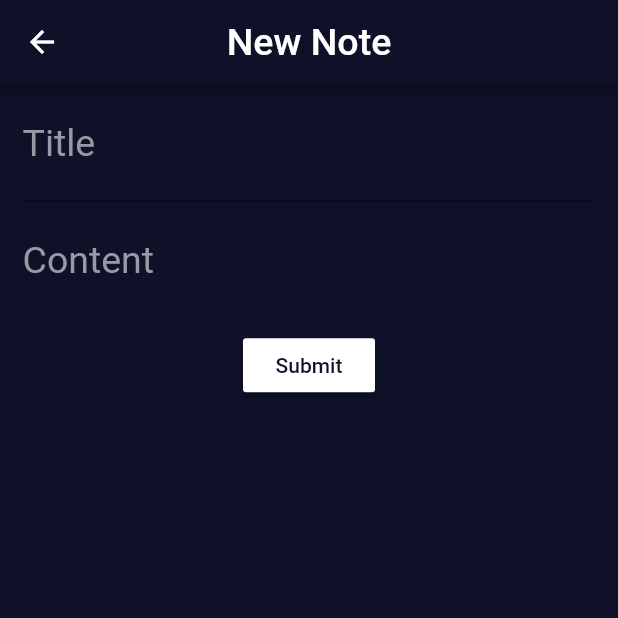
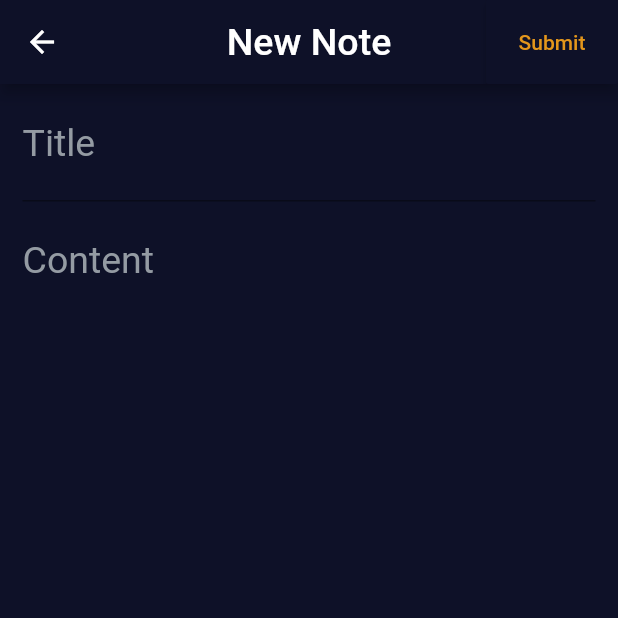
Before and after one commit to alochaus/Biji, a Flutter app: the screen it shows after launch, after a tap on the "edit" icon, on a phone screen of 412 x 824 dp, the top half of it. Run offline on Flutter 3.47's test engine with Material 2 defaults, Android fonts, the phone set to English and light mode, and no system bars.

Commit message:
minor ui changes

```diff
--- a/lib/components/BijiAppBar.dart
+++ b/lib/components/BijiAppBar.dart
@@ -1,13 +1,14 @@
-import 'package:biji/screens/Options.dart';
 import 'package:flutter/material.dart';
 
 class BijiAppBar extends StatelessWidget with PreferredSizeWidget {
-  final BuildContext context;
   final String title;
+  final Widget button;
+  final bool displayButton;
 
   BijiAppBar({
-    this.context,
     this.title,
+    this.button,
+    this.displayButton = false,
   });
 
   @override
@@ -19,22 +20,9 @@ class BijiAppBar extends StatelessWidget with PreferredSizeWidget {
         textAlign: TextAlign.center,
       ),
       centerTitle: true,
-      actions: (context != null)
-          ? <Widget>[
-              displayOptionsButton(),
-            ]
-          : null,
+      actions: displayButton ? <Widget>[button] : null,
     );
   }
-
-  IconButton displayOptionsButton() => IconButton(
-        icon: Icon(Icons.more_vert),
-        onPressed: () {
-          Navigator.push(context, MaterialPageRoute(builder: (context) {
-            return Options();
-          }));
-        },
-      );
 
   @override
   Size get preferredSize => Size.fromHeight(kToolbarHeight);
--- /dev/null
+++ b/lib/components/OptionsButton.dart
@@ -0,0 +1,16 @@
+import 'package:biji/screens/Options.dart';
+import 'package:flutter/material.dart';
+
+class OptionsButton extends StatelessWidget {
+  @override
+  Widget build(BuildContext context) {
+    return IconButton(
+      icon: Icon(Icons.more_vert),
+      onPressed: () {
+        Navigator.push(context, MaterialPageRoute(builder: (context) {
+          return Options();
+        }));
+      },
+    );
+  }
+}
--- /dev/null
+++ b/lib/components/SubmitButton.dart
@@ -0,0 +1,36 @@
+import 'package:biji/models/Note.dart';
+import 'package:biji/theme/Theme.dart';
+import 'package:flutter/material.dart';
+
+class SubmitButton extends StatelessWidget {
+  final TextEditingController title;
+  final TextEditingController content;
+
+  SubmitButton({
+    this.title,
+    this.content,
+  });
+
+  @override
+  Widget build(BuildContext context) {
+
+    return RaisedButton(
+      onPressed: () {
+        if (title != null && content != null) {
+          final Note note = Note(
+            title: title.text,
+            content: content.text,
+          );
+          Navigator.pop(context, note);
+        } else {
+          Navigator.pop(context);
+        }
+      },
+      child: Text(
+        'Submit',
+        style: TextStyle(color: Color(TD_D_DarkYellow)),
+      ),
+      color: Color(TD_D_DarkBlue),
+    );
+  }
+}
--- a/lib/screens/CreateNote.dart
+++ b/lib/screens/CreateNote.dart
@@ -1,6 +1,6 @@
 import 'package:biji/components/BijiAppBar.dart';
 import 'package:biji/components/InputField.dart';
-import 'package:biji/models/Note.dart';
+import 'package:biji/components/SubmitButton.dart';
 import 'package:flutter/material.dart';
 import 'package:flutter/services.dart';
 
@@ -13,39 +13,19 @@ class CreateNote extends StatelessWidget {
     return Scaffold(
       appBar: BijiAppBar(
         title: 'New Note',
+        displayButton: true,
+        button: SubmitButton(title: title, content: content),
       ),
       body: SingleChildScrollView(
         child: Column(
           children: <Widget>[
             titleInput(),
             contentInput(),
-            submitButton(context),
           ],
         ),
       ),
     );
   }
-
-  Padding submitButton(BuildContext context) => Padding(
-        padding: const EdgeInsets.fromLTRB(0, 7.0, 0, 7.0),
-        child: RaisedButton(
-          onPressed: () {
-            if (title != null && content != null) {
-              final Note note = Note(
-                title: title.text,
-                content: content.text,
-              );
-              Navigator.pop(context, note);
-            } else {
-              Navigator.pop(context);
-            }
-          },
-          child: Text(
-            'Submit',
-            style: TextStyle(color: Theme.of(context).canvasColor),
-          ),
-        ),
-      );
 
   InputField titleInput() => InputField(
         controller: title,
--- a/lib/screens/ListOfNotes.dart
+++ b/lib/screens/ListOfNotes.dart
@@ -1,5 +1,6 @@
 import 'package:biji/components/BijiAppBar.dart';
 import 'package:biji/components/NoteContainer.dart';
+import 'package:biji/components/OptionsButton.dart';
 import 'package:biji/models/Note.dart';
 import 'package:biji/screens/CreateNote.dart';
 import 'package:flutter/material.dart';
@@ -18,7 +19,8 @@ class _ListOfNotesState extends State<ListOfNotes> {
     return Scaffold(
       key: scaffoldKey,
       appBar: BijiAppBar(
-        context: context,
+        displayButton: true,
+        button: OptionsButton(),
       ),
       floatingActionButton: FloatingActionButton(
         child: Icon(Icons.edit),
--- a/lib/screens/Options.dart
+++ b/lib/screens/Options.dart
@@ -7,6 +7,7 @@ class Options extends StatelessWidget {
     return Scaffold(
       appBar: BijiAppBar(
         title: 'Options',
+        displayButton: false,
       ),
     );
   }
```
